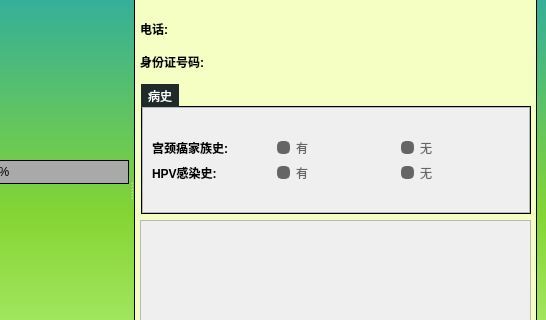
The window that mainwindow.ui (inloveable/luo-2) describes before a commit, drawn with Qt 5; both pictures show x 321 to 867 and y 113 to 433 of the 867 by 602 pixel window.
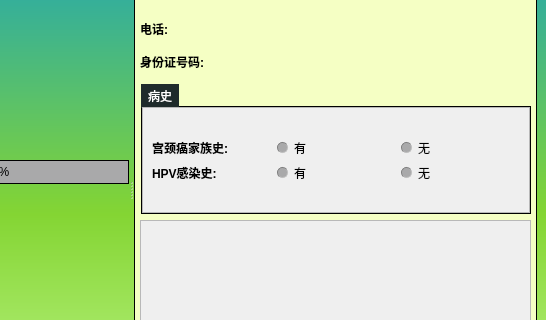
The same window after the commit. Icons and pictures are not drawn. Custom widgets are drawn as their Qt base class.

```diff
--- a/mainwindow.ui
+++ b/mainwindow.ui
@@ -1183,7 +1183,7 @@
         </layout>
        </widget>
       </widget>
-      <widget class="QWidget" name="">
+      <widget class="QWidget" name="layoutWidget">
        <layout class="QVBoxLayout" name="verticalLayout_7">
         <item>
          <widget class="QGroupBox" name="groupBox">
@@ -1392,8 +1392,8 @@
                     <rect>
                      <x>0</x>
                      <y>0</y>
-                     <width>327</width>
-                     <height>102</height>
+                     <width>387</width>
+                     <height>98</height>
                     </rect>
                    </property>
                    <layout class="QGridLayout" name="gridLayout_2">
@@ -1416,7 +1416,7 @@
                         <item>
                          <widget class="QRadioButton" name="radioButton">
                           <property name="enabled">
-                           <bool>false</bool>
+                           <bool>true</bool>
                           </property>
                           <property name="text">
                            <string>有</string>
@@ -1429,7 +1429,7 @@
                         <item>
                          <widget class="QRadioButton" name="radioButton_2">
                           <property name="enabled">
-                           <bool>false</bool>
+                           <bool>true</bool>
                           </property>
                           <property name="text">
                            <string>无</string>
@@ -1455,7 +1455,7 @@
                         <item>
                          <widget class="QRadioButton" name="radioButton_3">
                           <property name="enabled">
-                           <bool>false</bool>
+                           <bool>true</bool>
                           </property>
                           <property name="text">
                            <string>有</string>
@@ -1465,7 +1465,7 @@
                         <item>
                          <widget class="QRadioButton" name="radioButton_4">
                           <property name="enabled">
-                           <bool>false</bool>
+                           <bool>true</bool>
                           </property>
                           <property name="text">
                            <string>无</string>
```
Left out of the diff: 8 changed lines with no effect on the pictures.
